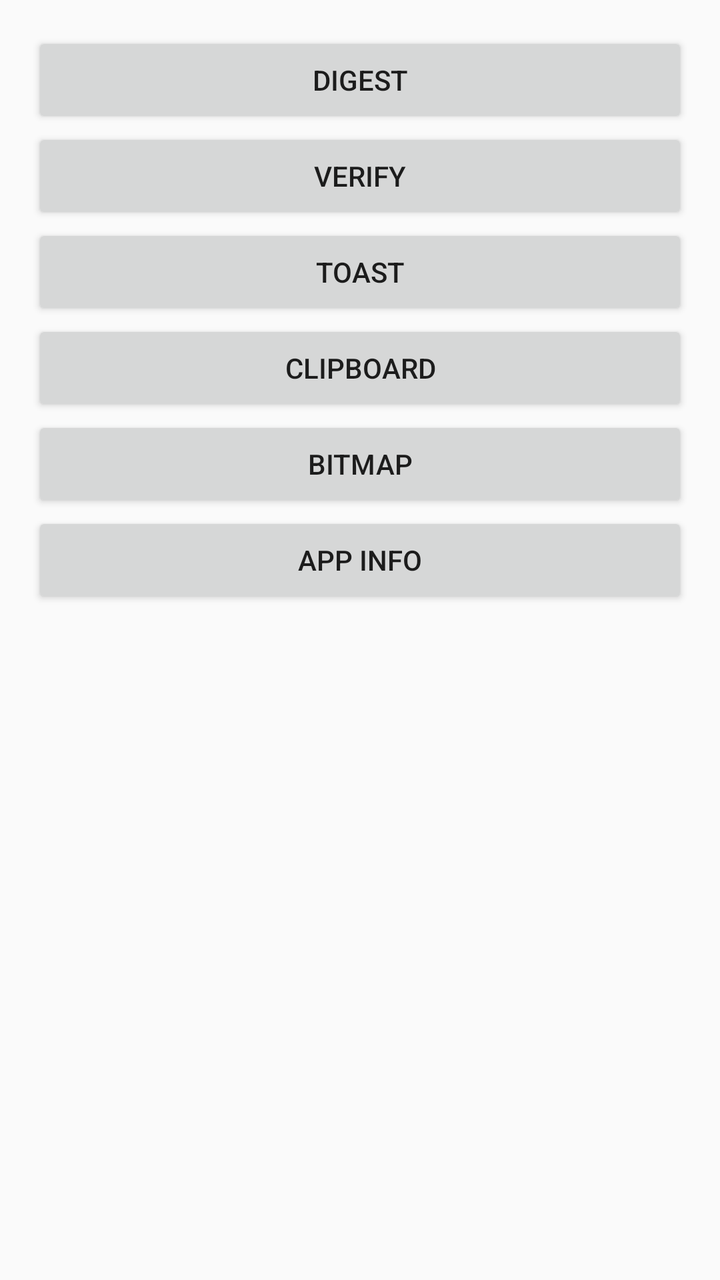
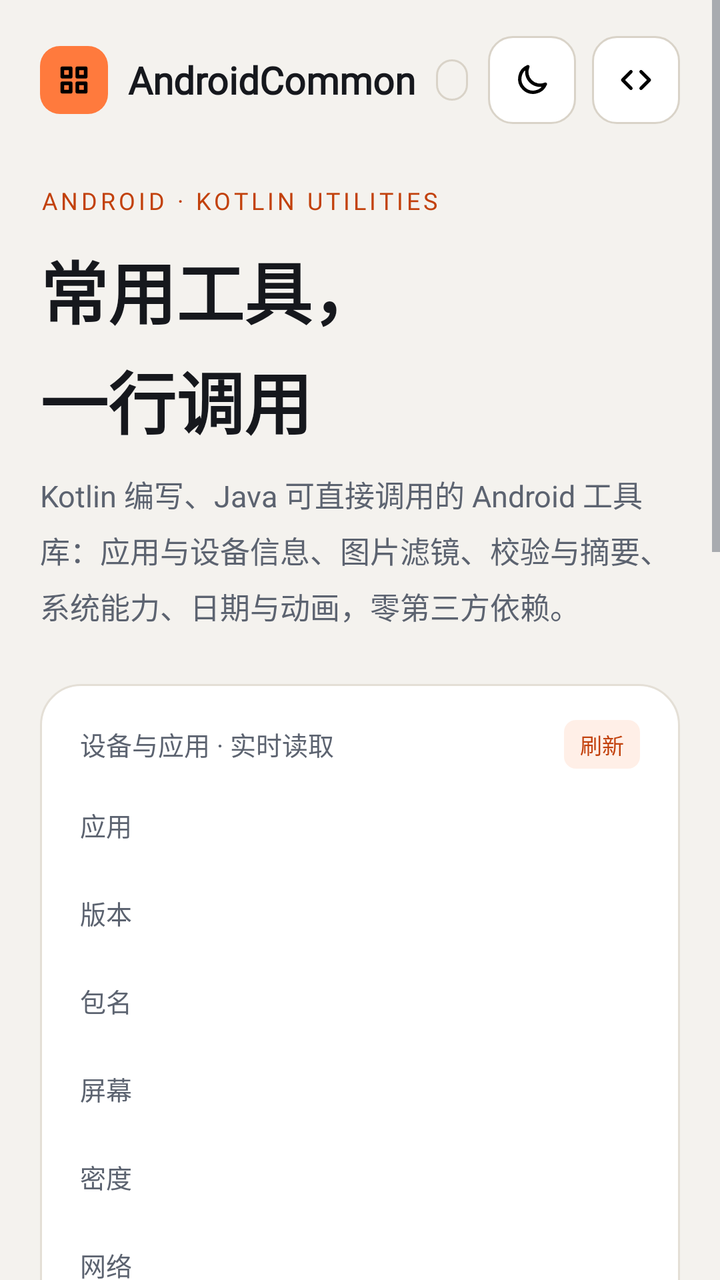

The first picture is an Android layout as it rendered before a commit; the second is the same layout after the commit. The layout source and the unified diff follow.
<!-- AndroidManifest.xml: application theme AppTheme -->
<!-- res/layout/activity_main.xml -->
<?xml version="1.0" encoding="utf-8"?>
<ScrollView xmlns:android="http://schemas.android.com/apk/res/android"
    android:layout_width="match_parent"
    android:layout_height="match_parent">

    <LinearLayout
        android:layout_width="match_parent"
        android:layout_height="wrap_content"
        android:orientation="vertical"
        android:padding="16dp">

        <Button
            android:id="@+id/btn_digest"
            android:layout_width="match_parent"
            android:layout_height="wrap_content"
            android:text="@string/demo_digest" />

        <Button
            android:id="@+id/btn_verify"
            android:layout_width="match_parent"
            android:layout_height="wrap_content"
            android:text="@string/demo_verify" />

        <Button
            android:id="@+id/btn_toast"
            android:layout_width="match_parent"
            android:layout_height="wrap_content"
            android:text="@string/demo_toast" />

        <Button
            android:id="@+id/btn_clipboard"
            android:layout_width="match_parent"
            android:layout_height="wrap_content"
            android:text="@string/demo_clipboard" />

        <Button
            android:id="@+id/btn_bitmap"
            android:layout_width="match_parent"
            android:layout_height="wrap_content"
            android:text="@string/demo_bitmap" />

        <Button
            android:id="@+id/btn_app"
            android:layout_width="match_parent"
            android:layout_height="wrap_content"
            android:text="@string/demo_app" />

        <ImageView
            android:id="@+id/image"
            android:layout_width="96dp"
            android:layout_height="96dp"
            android:layout_marginTop="12dp"
            android:contentDescription="@null" />

        <TextView
            android:id="@+id/output"
            android:layout_width="match_parent"
            android:layout_height="wrap_content"
            android:layout_marginTop="12dp"
            android:textIsSelectable="true" />
    </LinearLayout>
</ScrollView>
<!-- resources referenced by this layout -->
<resources>
  <string name="demo_app">App info</string>
  <string name="demo_bitmap">Bitmap</string>
  <string name="demo_clipboard">Clipboard</string>
  <string name="demo_digest">Digest</string>
  <string name="demo_toast">Toast</string>
  <string name="demo_verify">Verify</string>
  <style name="AppTheme" parent="Theme.AppCompat.DayNight.DarkActionBar" />
</resources>

<!-- the commit's change to res/layout/activity_main.xml (unified diff, before → after) -->
@@ -1,62 +1,489 @@
 <?xml version="1.0" encoding="utf-8"?>
 <ScrollView xmlns:android="http://schemas.android.com/apk/res/android"
+    xmlns:app="http://schemas.android.com/apk/res-auto"
     android:layout_width="match_parent"
-    android:layout_height="match_parent">
+    android:layout_height="match_parent"
+    android:fillViewport="true">
 
     <LinearLayout
         android:layout_width="match_parent"
         android:layout_height="wrap_content"
         android:orientation="vertical"
-        android:padding="16dp">
-
-        <Button
-            android:id="@+id/btn_digest"
-            android:layout_width="match_parent"
-            android:layout_height="wrap_content"
-            android:text="@string/demo_digest" />
-
-        <Button
-            android:id="@+id/btn_verify"
-            android:layout_width="match_parent"
-            android:layout_height="wrap_content"
-            android:text="@string/demo_verify" />
-
-        <Button
-            android:id="@+id/btn_toast"
-            android:layout_width="match_parent"
-            android:layout_height="wrap_content"
-            android:text="@string/demo_toast" />
-
-        <Button
-            android:id="@+id/btn_clipboard"
-            android:layout_width="match_parent"
-            android:layout_height="wrap_content"
-            android:text="@string/demo_clipboard" />
-
-        <Button
-            android:id="@+id/btn_bitmap"
-            android:layout_width="match_parent"
-            android:layout_height="wrap_content"
-            android:text="@string/demo_bitmap" />
-
-        <Button
-            android:id="@+id/btn_app"
-            android:layout_width="match_parent"
-            android:layout_height="wrap_content"
-            android:text="@string/demo_app" />
-
-        <ImageView
-            android:id="@+id/image"
-            android:layout_width="96dp"
-            android:layout_height="96dp"
+        android:paddingStart="@dimen/page_padding"
+        android:paddingTop="16dp"
+        android:paddingEnd="@dimen/page_padding"
+        android:paddingBottom="32dp">
+
+        
+        <LinearLayout
+            android:layout_width="match_parent"
+            android:layout_height="48dp"
+            android:gravity="center_vertical"
+            android:orientation="horizontal">
+
+            <ImageView
+                android:layout_width="34dp"
+                android:layout_height="34dp"
+                android:background="@drawable/bg_logo"
+                android:importantForAccessibility="no"
+                android:padding="7dp"
+                android:src="@drawable/ic_logo"
+                app:tint="@color/on_accent" />
+
+            <TextView
+                style="@style/Text.Numeric"
+                android:layout_width="wrap_content"
+                android:layout_height="wrap_content"
+                android:layout_marginStart="10dp"
+                android:text="@string/app_name"
+                android:textSize="19sp" />
+
+            <TextView
+                android:id="@+id/version_chip"
+                style="@style/Text.Mono"
+                android:layout_width="wrap_content"
+                android:layout_height="wrap_content"
+                android:layout_marginStart="10dp"
+                android:background="@drawable/bg_pill_outline"
+                android:paddingStart="8dp"
+                android:paddingTop="3dp"
+                android:paddingEnd="8dp"
+                android:paddingBottom="3dp"
+                android:textColor="@color/text_muted"
+                android:textSize="11sp" />
+
+            <View
+                android:layout_width="0dp"
+                android:layout_height="0dp"
+                android:layout_weight="1" />
+
+            <ImageButton
+                android:id="@+id/theme_toggle"
+                style="@style/IconButton.Boxed"
+                android:contentDescription="@string/theme_to_dark"
+                android:src="@drawable/ic_moon" />
+
+            <ImageButton
+                android:id="@+id/source_button"
+                style="@style/IconButton.Boxed"
+                android:layout_marginStart="8dp"
+                android:contentDescription="@string/view_source"
+                android:src="@drawable/ic_code" />
+        </LinearLayout>
+
+        
+        <TextView
+            style="@style/Text.Mono"
+            android:layout_width="wrap_content"
+            android:layout_height="wrap_content"
+            android:layout_marginTop="28dp"
+            android:letterSpacing="0.14"
+            android:text="@string/home_eyebrow"
+            android:textColor="@color/accent_ink" />
+
+        <TextView
+            style="@style/Text.H1"
+            android:layout_width="wrap_content"
+            android:layout_height="wrap_content"
             android:layout_marginTop="12dp"
-            android:contentDescription="@null" />
+            android:text="@string/home_title" />
 
         <TextView
-            android:id="@+id/output"
+            style="@style/Text.Body"
             android:layout_width="match_parent"
             android:layout_height="wrap_content"
             android:layout_marginTop="12dp"
-            android:textIsSelectable="true" />
+            android:text="@string/home_desc" />
+
+        
+        <LinearLayout
+            style="@style/Card"
+            android:layout_width="match_parent"
+            android:layout_height="wrap_content"
+            android:layout_marginTop="28dp"
+            android:orientation="vertical"
+            android:paddingStart="20dp"
+            android:paddingTop="18dp"
+            android:paddingEnd="20dp"
+            android:paddingBottom="8dp">
+
+            <LinearLayout
+                android:layout_width="match_parent"
+                android:layout_height="wrap_content"
+                android:gravity="center_vertical"
+                android:orientation="horizontal">
+
+                <TextView
+                    style="@style/Text"
+                    android:layout_width="0dp"
+                    android:layout_height="wrap_content"
+                    android:layout_weight="1"
+                    android:text="@string/home_preview"
+                    android:textColor="@color/text_muted"
+                    android:textSize="13sp" />
+
+                <TextView
+                    android:id="@+id/info_refresh"
+                    style="@style/Text.Mono.Chip"
+                    android:layout_width="wrap_content"
+                    android:layout_height="wrap_content"
+                    android:text="@string/home_preview_refresh" />
+            </LinearLayout>
+
+            <LinearLayout
+                style="@style/InfoRow"
+                android:layout_marginTop="6dp">
+
+                <TextView
+                    style="@style/InfoKey"
+                    android:text="@string/info_app" />
+
+                <TextView
+                    android:id="@+id/info_app_value"
+                    style="@style/Text.Value"
+                    android:layout_width="0dp"
+                    android:layout_height="wrap_content"
+                    android:layout_weight="1" />
+            </LinearLayout>
+
+            <LinearLayout style="@style/InfoRow">
+
+                <TextView
+                    style="@style/InfoKey"
+                    android:text="@string/info_version" />
+
+                <TextView
+                    android:id="@+id/info_version_value"
+                    style="@style/Text.Value"
+                    android:layout_width="0dp"
+                    android:layout_height="wrap_content"
+                    android:layout_weight="1" />
+            </LinearLayout>
+
+            <LinearLayout style="@style/InfoRow">
+
+                <TextView
+                    style="@style/InfoKey"
+                    android:text="@string/info_package" />
+
+                <TextView
+                    android:id="@+id/info_package_value"
+                    style="@style/Text.Value"
+                    android:layout_width="0dp"
+                    android:layout_height="wrap_content"
+                    android:layout_weight="1" />
+            </LinearLayout>
+
+            <LinearLayout style="@style/InfoRow">
+
+                <TextView
+                    style="@style/InfoKey"
+                    android:text="@string/info_screen" />
+
+                <TextView
+                    android:id="@+id/info_screen_value"
+                    style="@style/Text.Value"
+                    android:layout_width="0dp"
+                    android:layout_height="wrap_content"
+                    android:layout_weight="1" />
+            </LinearLayout>
+
+            <LinearLayout style="@style/InfoRow">
+
+                <TextView
+                    style="@style/InfoKey"
+                    android:text="@string/info_density" />
+
+                <TextView
+                    android:id="@+id/info_density_value"
+                    style="@style/Text.Value"
+                    android:layout_width="0dp"
+                    android:layout_height="wrap_content"
+                    android:layout_weight="1" />
+            </LinearLayout>
+
+            <LinearLayout style="@style/InfoRow">
+
+                <TextView
+                    style="@style/InfoKey"
+                    android:text="@string/info_network" />
+
+                <TextView
+                    android:id="@+id/info_network_value"
+                    style="@style/Text.Value"
+                    android:layout_width="0dp"
+                    android:layout_height="wrap_content"
+                    android:layout_weight="1" />
+            </LinearLayout>
+
+            <LinearLayout
+                style="@style/InfoRow"
+                android:layout_marginBottom="4dp">
+
+                <TextView
+                    style="@style/InfoKey"
+                    android:text="@string/info_ip" />
+
+                <TextView
+                    android:id="@+id/info_ip_value"
+                    style="@style/Text.Value"
+                    android:layout_width="0dp"
+                    android:layout_height="wrap_content"
+                    android:layout_weight="1" />
+            </LinearLayout>
+        </LinearLayout>
+
+        
+        <LinearLayout
+            android:layout_width="match_parent"
+            android:layout_height="wrap_content"
+            android:layout_marginTop="28dp"
+            android:baselineAligned="true"
+            android:orientation="horizontal">
+
+            <TextView
+                style="@style/Text.Section"
+                android:layout_width="0dp"
+                android:layout_height="wrap_content"
+                android:layout_weight="1"
+                android:text="@string/home_examples" />
+
+            <TextView
+                style="@style/Text"
+                android:layout_width="wrap_content"
+                android:layout_height="wrap_content"
+                android:text="@string/home_examples_hint"
+                android:textColor="@color/text_muted"
+                android:textSize="13sp" />
+        </LinearLayout>
+
+        <LinearLayout
+            android:id="@+id/card_filter"
+            android:layout_width="match_parent"
+            android:layout_height="wrap_content"
+            android:layout_marginTop="14dp"
+            android:background="@drawable/bg_accent_card"
+            android:clickable="true"
+            android:focusable="true"
+            android:orientation="vertical"
+            android:padding="18dp">
+
+            <LinearLayout
+                android:layout_width="match_parent"
+                android:layout_height="wrap_content"
+                android:gravity="center_vertical"
+                android:orientation="horizontal">
+
+                <ImageView
+                    android:layout_width="26dp"
+                    android:layout_height="26dp"
+                    android:importantForAccessibility="no"
+                    android:src="@drawable/ic_image"
+                    app:tint="@color/on_accent" />
+
+                <View
+                    android:layout_width="0dp"
+                    android:layout_height="0dp"
+                    android:layout_weight="1" />
+
+                <ImageView
+                    android:layout_width="22dp"
+                    android:layout_height="22dp"
+                    android:importantForAccessibility="no"
+                    android:src="@drawable/ic_arrow"
+                    app:tint="@color/on_accent" />
+            </LinearLayout>
+
+            <TextView
+                style="@style/Text"
+                android:layout_width="wrap_content"
+                android:layout_height="wrap_content"
+                android:layout_marginTop="12dp"
+                android:text="@string/demo_filter"
+                android:textColor="@color/on_accent"
+                android:textSize="18sp"
+                android:textStyle="bold" />
+
+            <TextView
+                style="@style/Text"
+                android:layout_width="wrap_content"
+                android:layout_height="wrap_content"
+                android:layout_marginTop="4dp"
+                android:text="@string/demo_filter_desc"
+                android:textColor="@color/on_accent"
+                android:textSize="13sp" />
+        </LinearLayout>
+
+        <LinearLayout
+            android:layout_width="match_parent"
+            android:layout_height="wrap_content"
+            android:layout_marginTop="12dp"
+            android:baselineAligned="false"
+            android:orientation="horizontal">
+
+            <include
+                android:id="@+id/card_verify"
+                layout="@layout/item_demo_card"
+                android:layout_width="0dp"
+                android:layout_height="wrap_content"
+                android:layout_weight="1" />
+
+            <Space
+                android:layout_width="12dp"
+                android:layout_height="0dp" />
+
+            <include
+                android:id="@+id/card_system"
+                layout="@layout/item_demo_card"
+                android:layout_width="0dp"
+                android:layout_height="wrap_content"
+                android:layout_weight="1" />
+        </LinearLayout>
+
+        <LinearLayout
+            android:layout_width="match_parent"
+            android:layout_height="wrap_content"
+            android:layout_marginTop="12dp"
+            android:baselineAligned="false"
+            android:orientation="horizontal">
+
+            <include
+                android:id="@+id/card_view"
+                layout="@layout/item_demo_card"
+                android:layout_width="0dp"
+                android:layout_height="wrap_content"
+                android:layout_weight="1" />
+
+            <Space
+                android:layout_width="12dp"
+                android:layout_height="0dp" />
+
+            <include
+                android:id="@+id/card_calendar"
+                layout="@layout/item_demo_card"
+                android:layout_width="0dp"
+                android:layout_height="wrap_content"
+                android:layout_weight="1" />
+        </LinearLayout>
+
+        
+        <LinearLayout
+            android:layout_width="match_parent"
+            android:layout_height="wrap_content"
+            android:layout_marginTop="28dp"
+            android:baselineAligned="true"
+            android:orientation="horizontal">
+
+            <TextView
+                style="@style/Text.Section"
+                android:layout_width="0dp"
+                android:layout_height="wrap_content"
+                android:layout_weight="1"
+                android:text="@string/home_install" />
+
+            <TextView
+                style="@style/Text"
+                android:layout_width="wrap_content"
+                android:layout_height="wrap_content"
+                android:text="@string/home_install_hint"
+                android:textColor="@color/text_muted"
+                android:textSize="13sp" />
+        </LinearLayout>
+
+        <LinearLayout
+            android:layout_width="match_parent"
+            android:layout_height="wrap_content"
+            android:layout_marginTop="14dp"
+            android:background="@drawable/bg_code"
+            android:orientation="vertical"
+            android:padding="16dp">
+
+            <HorizontalScrollView
+                android:layout_width="match_parent"
+                android:layout_height="wrap_content"
+                android:scrollbars="none">
+
+                <TextView
+                    android:id="@+id/install_code"
+                    style="@style/Text.Mono"
+                    android:layout_width="wrap_content"
+                    android:layout_height="wrap_content"
+                    android:lineSpacingMultiplier="1.5" />
+            </HorizontalScrollView>
+
+            <TextView
+                android:id="@+id/copy_dependency"
+                style="@style/Button.Outline"
+                android:layout_width="wrap_content"
+                android:layout_height="44dp"
+                android:layout_marginTop="14dp"
+                android:drawablePadding="8dp"
+                android:paddingStart="16dp"
+                android:paddingEnd="16dp"
+                android:text="@string/home_copy_dependency"
+                android:textSize="14sp" />
+        </LinearLayout>
+
+        <LinearLayout
+            android:layout_width="match_parent"
+            android:layout_height="wrap_content"
+            android:layout_marginTop="28dp"
+            android:orientation="horizontal">
+
+            <TextView
+                style="@style/Text.Caption"
+                android:layout_width="0dp"
+                android:layout_height="wrap_content"
+                android:layout_weight="1"
+                android:letterSpacing="0"
+                android:text="@string/home_license" />
+
+            <TextView
+                style="@style/Text.Caption"
+                android:layout_width="wrap_content"
+                android:layout_height="wrap_content"
+                android:letterSpacing="0"
+                android:text="@string/home_author" />
+        </LinearLayout>
     </LinearLayout>
 </ScrollView>
+<!-- res/layout/item_demo_card.xml (included above) -->
+<?xml version="1.0" encoding="utf-8"?>
+<LinearLayout xmlns:android="http://schemas.android.com/apk/res/android"
+    xmlns:app="http://schemas.android.com/apk/res-auto"
+    style="@style/Card"
+    android:layout_width="0dp"
+    android:layout_height="wrap_content"
+    android:layout_weight="1"
+    android:clickable="true"
+    android:focusable="true"
+    android:minHeight="150dp"
+    android:orientation="vertical"
+    android:padding="16dp">
+
+    <ImageView
+        android:id="@+id/card_icon"
+        android:layout_width="24dp"
+        android:layout_height="24dp"
+        android:importantForAccessibility="no"
+        app:tint="@color/accent_ink" />
+
+    <View
+        android:layout_width="match_parent"
+        android:layout_height="0dp"
+        android:layout_weight="1"
+        android:minHeight="22dp" />
+
+    <TextView
+        android:id="@+id/card_title"
+        style="@style/Text.CardTitle"
+        android:layout_width="wrap_content"
+        android:layout_height="wrap_content" />
+
+    <TextView
+        android:id="@+id/card_desc"
+        style="@style/Text.CardDesc"
+        android:layout_width="wrap_content"
+        android:layout_height="wrap_content"
+        android:layout_marginTop="6dp" />
+</LinearLayout>
<!-- resource entries referenced after the edit -->
@@ -1,11 +1,276 @@
 <!-- resources referenced by this layout -->
 <resources>
-  <string name="demo_app">App info</string>
-  <string name="demo_bitmap">Bitmap</string>
-  <string name="demo_clipboard">Clipboard</string>
-  <string name="demo_digest">Digest</string>
-  <string name="demo_toast">Toast</string>
-  <string name="demo_verify">Verify</string>
-  <style name="AppTheme" parent="Theme.AppCompat.DayNight.DarkActionBar" />
+  <color name="accent_ink">#C2410C</color>
+  <color name="on_accent">#1A0E06</color>
+  <color name="text_muted">#5C6370</color>
+  <dimen name="page_padding">20dp</dimen>
+  <!-- drawable bg_accent_card (drawable) -->
+  <?xml version="1.0" encoding="utf-8"?>
+  <ripple xmlns:android="http://schemas.android.com/apk/res/android"
+      android:color="#33000000">
+      <item>
+          <shape>
+              <corners android:radius="20dp" />
+              <solid android:color="@color/accent" />
+          </shape>
+      </item>
+  </ripple>
+  <!-- drawable bg_code (drawable) -->
+  <?xml version="1.0" encoding="utf-8"?>
+  <shape xmlns:android="http://schemas.android.com/apk/res/android">
+      <corners android:radius="16dp" />
+      <solid android:color="@color/code_bg" />
+      <stroke
+          android:width="1dp"
+          android:color="@color/code_border" />
+  </shape>
+  <!-- drawable bg_logo (drawable) -->
+  <?xml version="1.0" encoding="utf-8"?>
+  <shape xmlns:android="http://schemas.android.com/apk/res/android">
+      <corners android:radius="10dp" />
+      <solid android:color="@color/accent" />
+  </shape>
+  <!-- drawable bg_pill_outline (drawable) -->
+  <?xml version="1.0" encoding="utf-8"?>
+  <shape xmlns:android="http://schemas.android.com/apk/res/android">
+      <corners android:radius="999dp" />
+      <stroke
+          android:width="1dp"
+          android:color="@color/line" />
+  </shape>
+  <!-- drawable ic_arrow (drawable) -->
+  <?xml version="1.0" encoding="utf-8"?>
+  <vector xmlns:android="http://schemas.android.com/apk/res/android"
+      android:width="24dp"
+      android:height="24dp"
+      android:viewportWidth="24"
+      android:viewportHeight="24">
+      <path
+          android:fillColor="#00000000"
+          android:pathData="M5,12H19M13,6L19,12L13,18"
+          android:strokeWidth="2"
+          android:strokeColor="#FF000000"
+          android:strokeLineCap="round"
+          android:strokeLineJoin="round" />
+  </vector>
+  <!-- drawable ic_code (drawable) -->
+  <?xml version="1.0" encoding="utf-8"?>
+  <vector xmlns:android="http://schemas.android.com/apk/res/android"
+      android:width="24dp"
+      android:height="24dp"
+      android:viewportWidth="24"
+      android:viewportHeight="24">
+      <path
+          android:fillColor="#00000000"
+          android:pathData="M9,7L4,12L9,17M15,7L20,12L15,17"
+          android:strokeWidth="2"
+          android:strokeColor="#FF000000"
+          android:strokeLineCap="round"
+          android:strokeLineJoin="round" />
+  </vector>
+  <!-- drawable ic_image (drawable) -->
+  <?xml version="1.0" encoding="utf-8"?>
+  <vector xmlns:android="http://schemas.android.com/apk/res/android"
+      android:width="24dp"
+      android:height="24dp"
+      android:viewportWidth="24"
+      android:viewportHeight="24">
+      <path
+          android:fillColor="#00000000"
+          android:pathData="M5,4H19A1,1 0,0 1,20 5V19A1,1 0,0 1,19 20H5A1,1 0,0 1,4 19V5A1,1 0,0 1,5 4ZM4,16L9,11L14,16M12,14L15,11L20,16M15.5,8A0.5,0.5 0,1 0,16.5 8A0.5,0.5 0,1 0,15.5 8Z"
+          android:strokeWidth="2"
+          android:strokeColor="#FF000000"
+          android:strokeLineCap="round"
+          android:strokeLineJoin="round" />
+  </vector>
+  <!-- drawable ic_logo (drawable) -->
+  <?xml version="1.0" encoding="utf-8"?>
+  <vector xmlns:android="http://schemas.android.com/apk/res/android"
+      android:width="24dp"
+      android:height="24dp"
+      android:viewportWidth="24"
+      android:viewportHeight="24">
+      <path
+          android:fillColor="#00000000"
+          android:pathData="M5,5H10V10H5ZM14,5H19V10H14ZM5,14H10V19H5ZM14,14H19V19H14Z"
+          android:strokeWidth="2.2"
+          android:strokeColor="#FF000000"
+          android:strokeLineCap="round"
+          android:strokeLineJoin="round" />
+  </vector>
+  <!-- drawable ic_moon (drawable) -->
+  <?xml version="1.0" encoding="utf-8"?>
+  <vector xmlns:android="http://schemas.android.com/apk/res/android"
+      android:width="24dp"
+      android:height="24dp"
+      android:viewportWidth="24"
+      android:viewportHeight="24">
+      <path
+          android:fillColor="#00000000"
+          android:pathData="M20,14.5A8,8 0,0 1,9.5 4A8,8 0,1 0,20 14.5Z"
+          android:strokeWidth="2"
+          android:strokeColor="#FF000000"
+          android:strokeLineCap="round"
+          android:strokeLineJoin="round" />
+  </vector>
+  <string name="app_name">AndroidCommon</string>
+  <string name="demo_filter">图片滤镜</string>
+  <string name="demo_filter_desc">BitmapFilters：原图与十余种滤镜实时对比</string>
+  <string name="home_author">© venshine</string>
+  <string name="home_copy_dependency">复制依赖</string>
+  <string name="home_desc">Kotlin 编写、Java 可直接调用的 Android 工具库：应用与设备信息、图片滤镜、校验与摘要、系统能力、日期与动画，零第三方依赖。</string>
+  <string name="home_examples">示例</string>
+  <string name="home_examples_hint">5 个场景，均可交互</string>
+  <string name="home_eyebrow">ANDROID · KOTLIN UTILITIES</string>
+  <string name="home_install">接入</string>
+  <string name="home_install_hint">JitPack · API 21+</string>
+  <string name="home_license">Apache-2.0</string>
+  <string name="home_preview">设备与应用 · 实时读取</string>
+  <string name="home_preview_refresh">刷新</string>
+  <string name="home_title">常用工具，\n一行调用</string>
+  <string name="info_app">应用</string>
+  <string name="info_density">密度</string>
+  <string name="info_ip">本机 IPv4</string>
+  <string name="info_network">网络</string>
+  <string name="info_package">包名</string>
+  <string name="info_screen">屏幕</string>
+  <string name="info_version">版本</string>
+  <string name="theme_to_dark">切换到深色模式</string>
+  <string name="view_source">查看源码</string>
+  <style name="Button.Outline">
+          <item name="android:textColor">@color/text</item>
+          <item name="android:textStyle">normal</item>
+          <item name="android:background">@drawable/bg_button_outline</item>
+      </style>
+  <style name="Card" parent="">
+          <item name="android:background">@drawable/bg_card</item>
+      </style>
+  <style name="IconButton.Boxed">
+          <item name="android:background">@drawable/bg_button_outline</item>
+      </style>
+  <style name="InfoKey" parent="Text">
+          <item name="android:layout_width">72dp</item>
+          <item name="android:layout_height">wrap_content</item>
+          <item name="android:textColor">@color/text_muted</item>
+          <item name="android:textSize">13sp</item>
+      </style>
+  <style name="InfoRow" parent="">
+          <item name="android:layout_width">match_parent</item>
+          <item name="android:layout_height">wrap_content</item>
+          <item name="android:minHeight">44dp</item>
+          <item name="android:gravity">center_vertical</item>
+          <item name="android:orientation">horizontal</item>
+      </style>
+  <style name="Text" parent="">
+          <item name="android:textColor">@color/text</item>
+          <item name="android:textSize">15sp</item>
+      </style>
+  <style name="Text.Body">
+          <item name="android:textColor">@color/text_muted</item>
+          <item name="android:lineSpacingMultiplier">1.3</item>
+      </style>
+  <style name="Text.Caption">
+          <item name="android:textColor">@color/text_dim</item>
+          <item name="android:textSize">12sp</item>
+          <item name="android:letterSpacing">0.08</item>
+      </style>
+  <style name="Text.CardDesc">
+          <item name="android:textColor">@color/text_muted</item>
+          <item name="android:textSize">12sp</item>
+          <item name="android:lineSpacingMultiplier">1.3</item>
+      </style>
+  <style name="Text.CardTitle">
+          <item name="android:textSize">16sp</item>
+          <item name="android:textStyle">bold</item>
+      </style>
+  <style name="Text.H1">
+          <item name="android:textSize">34sp</item>
+          <item name="android:textStyle">bold</item>
+          <item name="android:lineSpacingMultiplier">1.12</item>
+      </style>
+  <style name="Text.Mono">
+          <item name="android:fontFamily">@font/jetbrains_mono</item>
+          <item name="android:textColor">@color/code_text</item>
+          <item name="android:textSize">12sp</item>
+      </style>
+  <style name="Text.Mono.Chip">
+          <item name="android:textColor">@color/accent_ink</item>
+          <item name="android:textSize">11sp</item>
+          <item name="android:background">@drawable/bg_chip</item>
+          <item name="android:paddingStart">8dp</item>
+          <item name="android:paddingEnd">8dp</item>
+          <item name="android:paddingTop">4dp</item>
+          <item name="android:paddingBottom">4dp</item>
+      </style>
+  <style name="Text.Numeric">
+          <item name="android:fontFamily">@font/space_grotesk</item>
+          <item name="android:textStyle">bold</item>
+      </style>
+  <style name="Text.Section">
+          <item name="android:textSize">20sp</item>
+          <item name="android:textStyle">bold</item>
+      </style>
+  <style name="Text.Value">
+          <item name="android:fontFamily">@font/jetbrains_mono</item>
+          <item name="android:textSize">13sp</item>
+          <item name="android:gravity">end</item>
+      </style>
+  <style name="AppTheme" parent="Theme.AppCompat.DayNight.NoActionBar">
+          <item name="colorPrimary">@color/accent</item>
+          <item name="colorPrimaryDark">@color/bg</item>
+          <item name="colorAccent">@color/accent</item>
+          <item name="colorControlActivated">@color/accent</item>
+          <item name="colorControlNormal">@color/text_dim</item>
+          <item name="colorControlHighlight">@color/ripple</item>
+          <item name="android:windowBackground">@color/bg</item>
+          <item name="android:textColorPrimary">@color/text</item>
+          <item name="android:textColorSecondary">@color/text_muted</item>
+      </style>
+  <color name="accent">#FF7A3D</color>
+  <color name="code_bg">#FBFAF7</color>
+  <color name="code_border">#E4DFD6</color>
+  <color name="line">#D9D3C8</color>
+  <color name="text">#16181D</color>
+  <!-- drawable bg_button_outline (drawable) -->
+  <?xml version="1.0" encoding="utf-8"?>
+  <ripple xmlns:android="http://schemas.android.com/apk/res/android"
+      android:color="@color/ripple">
+      <item>
+          <shape>
+              <corners android:radius="12dp" />
+              <solid android:color="@color/surface" />
+              <stroke
+                  android:width="1dp"
+                  android:color="@color/line" />
+          </shape>
+      </item>
+  </ripple>
+  <!-- drawable bg_card (drawable) -->
+  <?xml version="1.0" encoding="utf-8"?>
+  <ripple xmlns:android="http://schemas.android.com/apk/res/android"
+      android:color="@color/ripple">
+      <item>
+          <shape>
+              <corners android:radius="20dp" />
+              <solid android:color="@color/surface" />
+              <stroke
+                  android:width="1dp"
+                  android:color="@color/border" />
+          </shape>
+      </item>
+  </ripple>
+  <color name="text_dim">#646B77</color>
+  <color name="code_text">#24292F</color>
+  <!-- drawable bg_chip (drawable) -->
+  <?xml version="1.0" encoding="utf-8"?>
+  <shape xmlns:android="http://schemas.android.com/apk/res/android">
+      <corners android:radius="6dp" />
+      <solid android:color="@color/accent_soft" />
+  </shape>
+  <color name="bg">#F4F2EE</color>
+  <color name="ripple">#1416181D</color>
+  <color name="surface">#FFFFFF</color>
+  <color name="border">#E4DFD6</color>
+  <color name="accent_soft">#1FFF7A3D</color>
 </resources>
 
